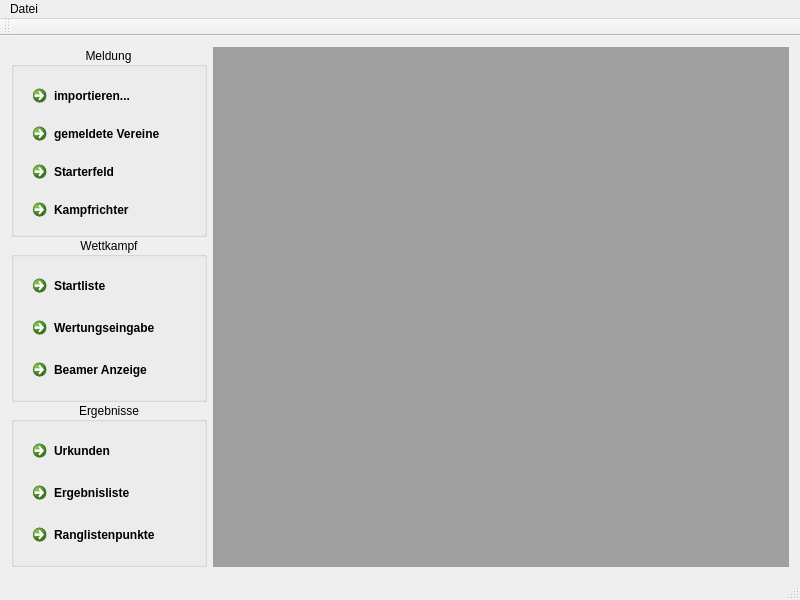
The window that mainwindow.ui (MrApe/OpenCompetition) describes before a commit, drawn with Qt 5.
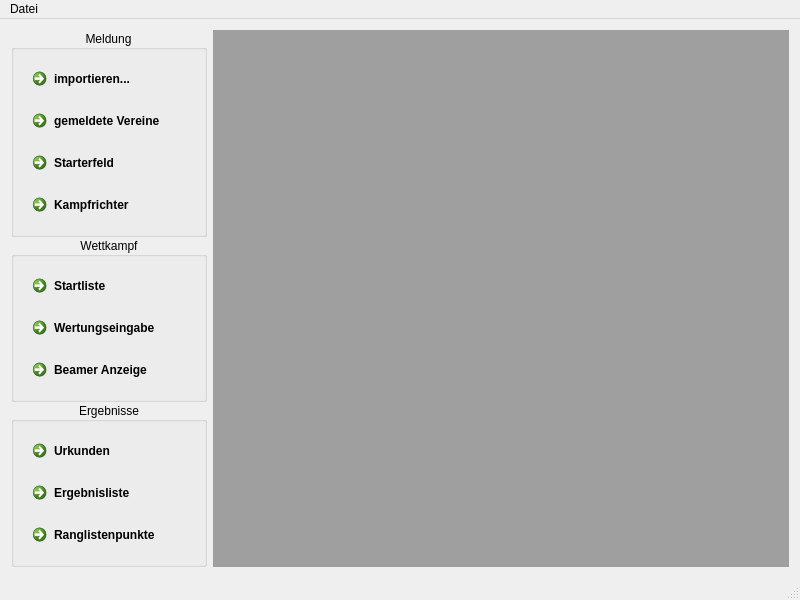
The same window after the commit.

```diff
--- a/mainwindow.ui
+++ b/mainwindow.ui
@@ -204,14 +204,6 @@
    </widget>
    <addaction name="menuDatei"/>
   </widget>
-  <widget class="QToolBar" name="mainToolBar">
-   <attribute name="toolBarArea">
-    <enum>TopToolBarArea</enum>
-   </attribute>
-   <attribute name="toolBarBreak">
-    <bool>false</bool>
-   </attribute>
-  </widget>
   <widget class="QStatusBar" name="statusBar"/>
   <action name="actionSchlie_en">
    <property name="text">
```
Left out of the diff: 2 changed lines with no effect on the pictures.
